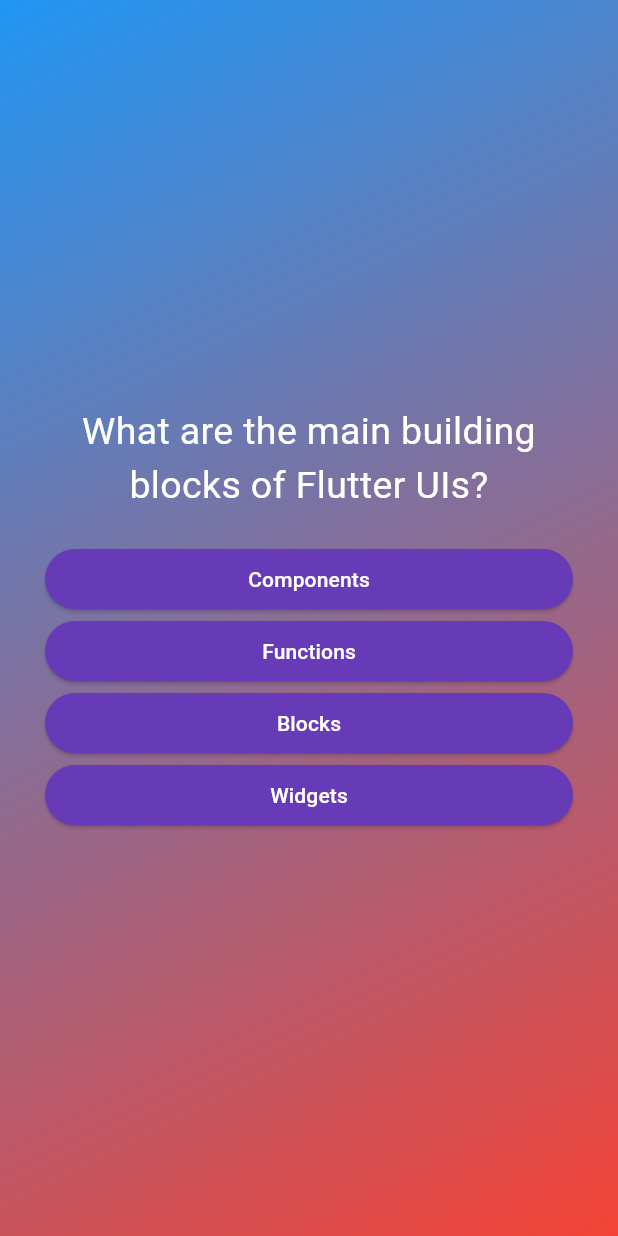
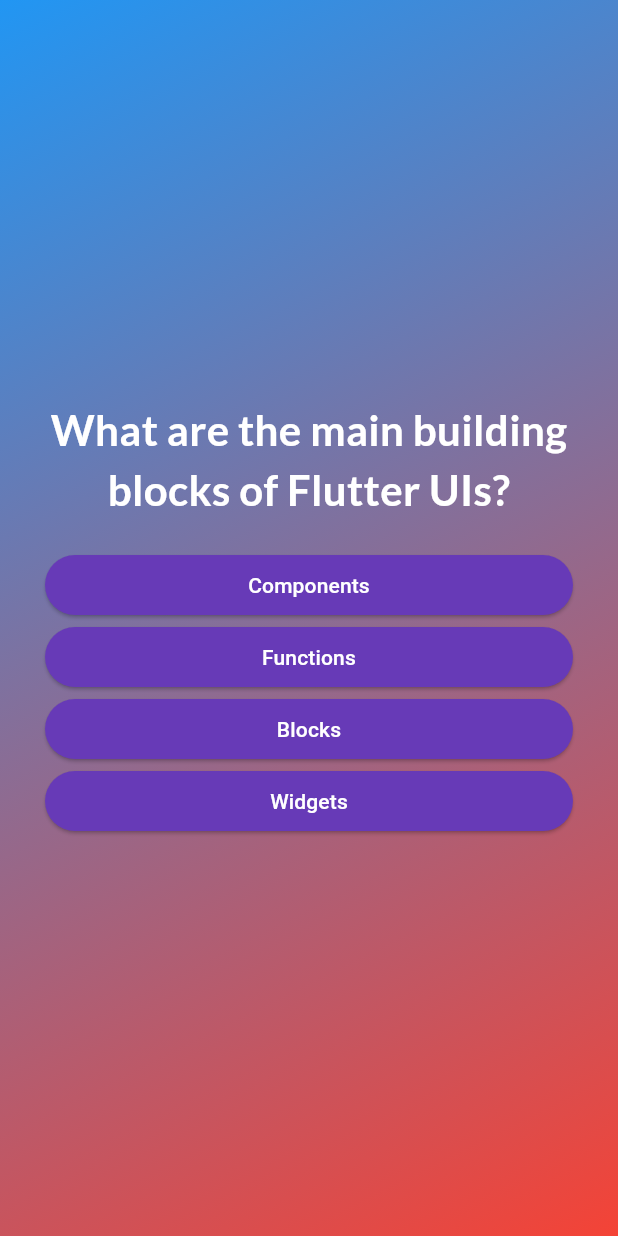
Before and after one commit to Meruem243/QuizApp, a Flutter app: the screen it shows after launch, after a tap on "Start Quiz", on a phone screen of 412 x 824 dp. Run offline on Flutter 3.47's test engine with Material 3 defaults, Android fonts, the phone set to English and light mode, and no system bars; our stand-ins replace google_fonts.

Commit message:
added google fonts

```diff
--- a/lib/answer_button.dart
+++ b/lib/answer_button.dart
@@ -20,7 +20,7 @@ class AnswerButton extends StatelessWidget {
         shape: RoundedRectangleBorder(borderRadius: BorderRadius.circular(30)),
         padding: const EdgeInsets.symmetric(horizontal: 40, vertical: 10),
       ),
-      child: Text(answerText),
+      child: Text(answerText, textAlign: TextAlign.center),
     );
   }
 }
--- a/lib/home_screen.dart
+++ b/lib/home_screen.dart
@@ -1,4 +1,5 @@
 import 'package:flutter/material.dart';
+import 'package:google_fonts/google_fonts.dart';
 // import 'package:quizapp/questions_screen.dart';
 // import 'package:quizapp/quiz.dart';
 
@@ -26,7 +27,7 @@ class HomeScrn extends StatelessWidget {
           const SizedBox(height: 20),
           Text(
             'Test your knowledge here!',
-            style: TextStyle(fontSize: 30, color: Colors.white),
+            style: GoogleFonts.lato(fontSize: 30, color: Colors.white),
           ),
           const SizedBox(height: 20),
           OutlinedButton.icon(
--- a/lib/questions_screen.dart
+++ b/lib/questions_screen.dart
@@ -2,6 +2,8 @@ import 'package:flutter/material.dart ';
 import 'package:quizapp/answer_button.dart';
 
 import 'package:quizapp/data/questions.dart';
+
+import 'package:google_fonts/google_fonts.dart';
 
 class QuestionsScreen extends StatefulWidget {
   const QuestionsScreen({super.key});
@@ -35,7 +37,11 @@ class _QuestionsScreenState extends State<QuestionsScreen> {
               currentQuestion.text,
               textAlign: TextAlign.center,
 
-              style: TextStyle(color: Colors.white, fontSize: 25),
+              style: GoogleFonts.lato(
+                color: Colors.white,
+                fontSize: 28,
+                fontWeight: FontWeight.bold,
+              ),
             ),
 
             SizedBox(height: 20),
--- a/pubspec.yaml
+++ b/pubspec.yaml
@@ -34,6 +34,7 @@ dependencies:
   # The following adds the Cupertino Icons font to your application.
   # Use with the CupertinoIcons class for iOS style icons.
   cupertino_icons: ^1.0.8
+  google_fonts: ^6.2.1
 
 dev_dependencies:
   flutter_test:
```
Also changed, not shown: pubspec.lock, 1 other file.
